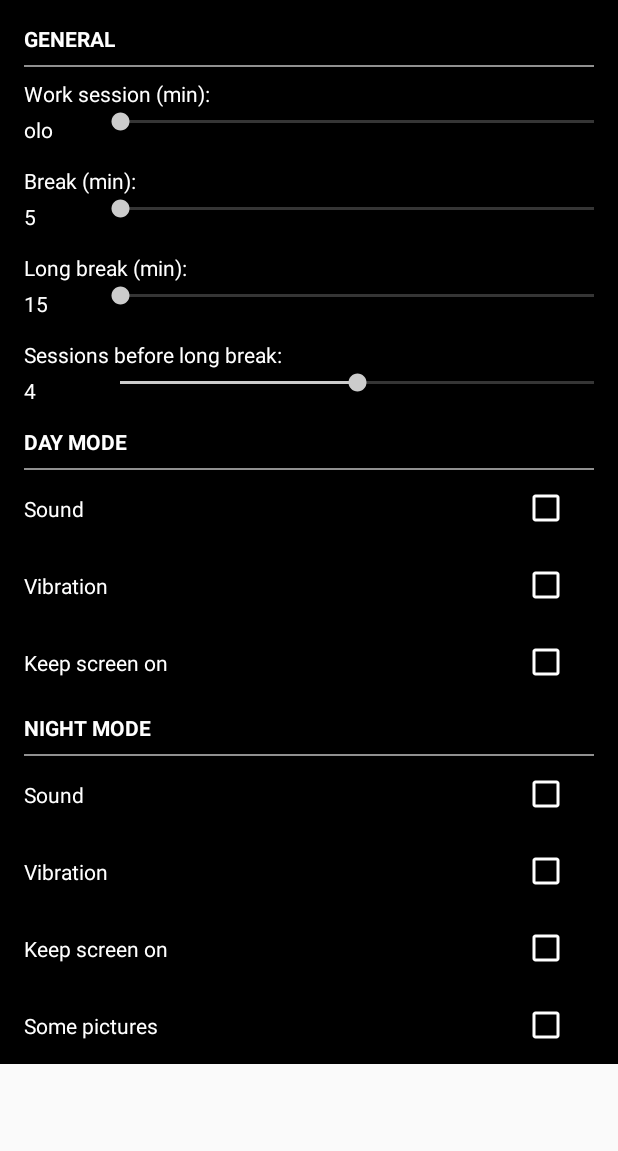
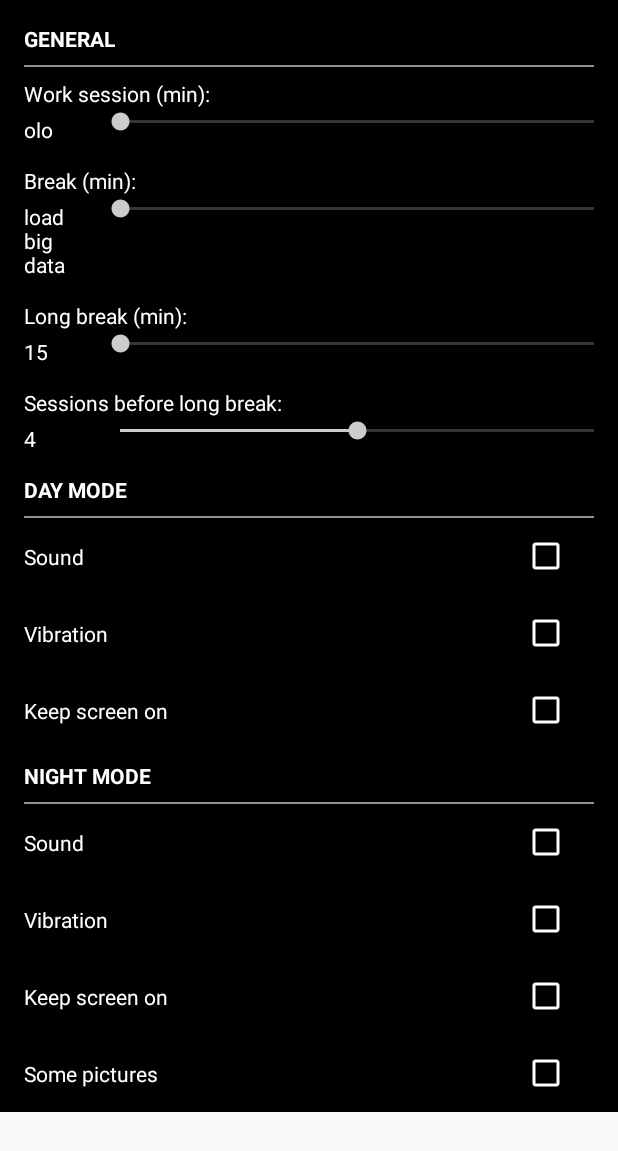
Before and after one commit to bondarenko-sergey-v/I_am_Pomodoro, an Android app: the fragment FragmentSettings shown on its own in the app's theme, on a phone screen of 412 x 824 dp. Shown: the top 1151 px of the screen. Run offline under Robolectric (Android 15) with nearby library versions, the phone set to English and light mode, and no system bars; our stand-ins replace data binding; libraries missing offline, so code that uses them is left out: com.jakewharton.rxbinding, rx.android.schedulers, rx.functions, rx.schedulers; 11 statements that could not run were skipped.

Commit message:
Data binding 2 types works

```diff
--- a/app/src/main/java/com/bond/iampomodoro/View/FragmentSettings.java
+++ b/app/src/main/java/com/bond/iampomodoro/View/FragmentSettings.java
@@ -2,6 +2,7 @@ package com.bond.iampomodoro.View;
 
 import android.databinding.DataBindingUtil;
 
+import android.databinding.ObservableField;
 import android.graphics.Color;
 import android.graphics.PorterDuff;
 import android.os.Bundle;
@@ -47,6 +48,7 @@ public class FragmentSettings extends Fragment {
 
     FragmentSettingsBinding binding;
     User user = new User();
+    ScreenHandler screenHandler = new ScreenHandler();
 
     public static FragmentSettings newInstance() {
         return new FragmentSettings();
@@ -70,8 +72,8 @@ public class FragmentSettings extends Fragment {
         //binding.setScreenHandler(new FragmentSettings().screenHandler);
         // init screen handler
 
-        //ScreenHandler screenHandler = new ScreenHandler();
-        //binding.setScreenHandler(screenHandler);
+
+        binding.setScreenHandler(screenHandler);
 
 
 
@@ -99,13 +101,13 @@ public class FragmentSettings extends Fragment {
     }
     public static class ScreenHandler {
 
-        public final String firstName;
-        public ScreenHandler (String firstName) {
-            this.firstName = firstName;
-        }
+//        public final String firstName;
+//        public ScreenHandler (String firstName) {
+//            this.firstName = firstName;
+//        }
 
         //public ObservableBoolean loading = new ObservableBoolean();
-        //public ObservableField<String> buttonText = new ObservableField<>("load big data");
+        public ObservableField<String> buttonText = new ObservableField<>("load big data");
 
     }
 
@@ -249,6 +251,7 @@ public class FragmentSettings extends Fragment {
                     user.setName(String.valueOf(v));
                     binding.setUser(user);
                 })
+                .doOnNext(v -> screenHandler.buttonText.set(String.valueOf(v)))
                 .map(v -> new Indexed<>("WorkSession", v));
 
         sb1.subscribe(w -> System.out.println("[Rx] " + w.index + " : " + w.item));
--- a/app/src/main/res/layout/fragment_settings.xml
+++ b/app/src/main/res/layout/fragment_settings.xml
@@ -7,11 +7,11 @@
 
     <data>
 
-        <!--import type="android.view.View" />
+        <import type="android.view.View" />
 
         <variable
             name="screenHandler"
-            type="com.bond.iampomodoro.View.FragmentSettings.ScreenHandler" /-->
+            type="com.bond.iampomodoro.View.FragmentSettings.ScreenHandler" />
 
         <variable
             name="user"
@@ -104,6 +104,7 @@
 
             <TextView
                 android:id="@+id/textViewBreak"
+                android:text="@{ screenHandler.buttonText }"
                 android:layout_width="64dp"
                 android:layout_height="wrap_content"
                 android:layout_gravity="center_vertical"
```
